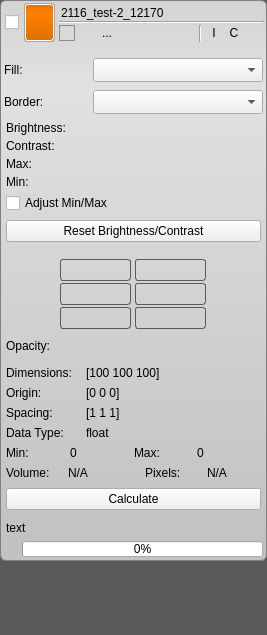
Qt form src/Interface/Application/LayerWidget.ui (SCIInstitute/Seg3D) before a commit.
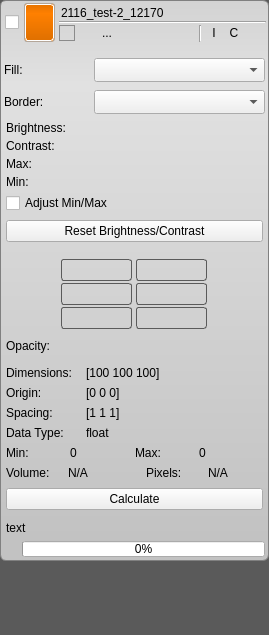
The same form after that commit. Icons and pictures are not drawn. Custom widgets are drawn as their Qt base class.

Commit message: Fixed the issue the "Layer label difficult to edit -- needs to show cursor"

```diff
--- a/src/Interface/Application/LayerWidget.ui
+++ b/src/Interface/Application/LayerWidget.ui
@@ -6,7 +6,7 @@
    <rect>
     <x>0</x>
     <y>0</y>
-    <width>267</width>
+    <width>269</width>
     <height>635</height>
    </rect>
   </property>
@@ -88,17 +88,6 @@
 }
 
 
-
-
-QLineEdit#label_{
-  text-align: left;
-  color: black;
-  background-color: rgba(255, 255, 255, 0);
-}
-/*QLineEdit#label_:focus{
-  background-color: rgb(255, 255, 255);
-}*/
-
 QWidget#type_{
   background-color: rgb(255, 128, 0);
   border-radius: 3px;
@@ -110,6 +99,16 @@
   background-color: qlineargradient(spread:pad, x1:0.5, y1:0, x2:0.5, y2:0.960227, stop:0 rgba(0, 0, 0, 25), stop:0.258706 rgba(40, 40, 40, 0), stop:1 rgba(0, 0, 0, 30));
 }
 
+QLineEdit#label_{
+  text-align: left;
+  color: black;
+  selection-background-color: rgb( 237, 148, 31 );
+  selection-color: rgb( 255, 255, 255 );
+  background-color: rgba( 255, 255, 255, 0 );
+}
+QLineEdit#label_:focus{
+  background-color: rgba( 255, 255, 255, 100 );
+}
 
 /* Buttons */
 
```
The commit also changes 2 other files.
